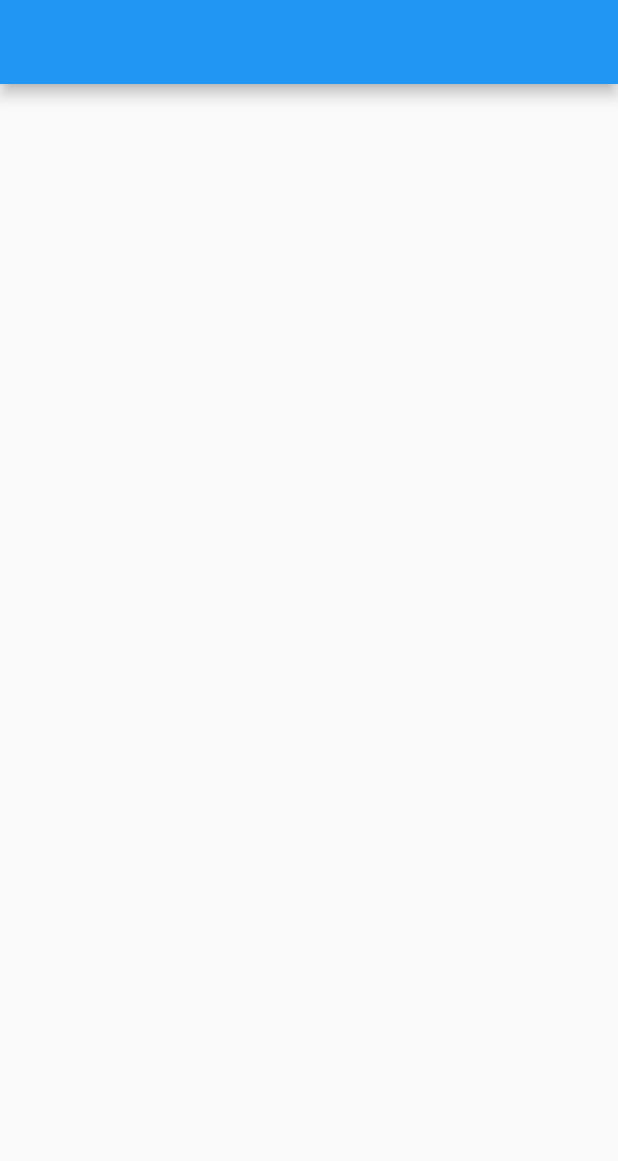
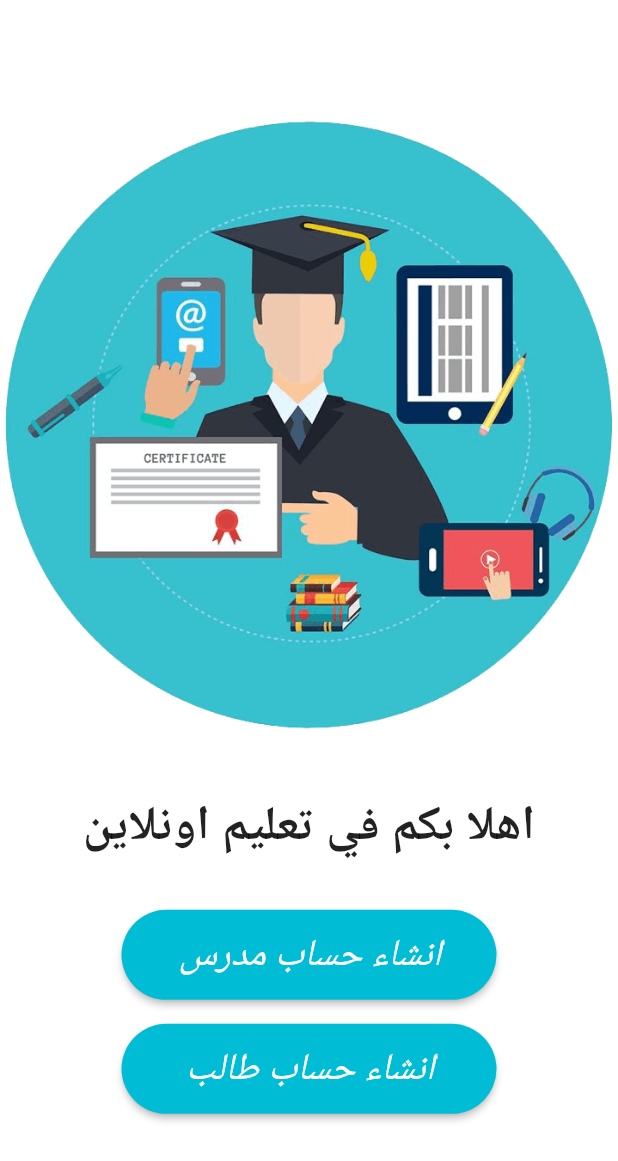
Before and after one commit to karimomar25/education_app, a Flutter app: the screen it shows after launch, on a phone screen of 412 x 824 dp. Shown: the top 1161 px of the screen. Run offline on Flutter 3.47's test engine with Material 2 defaults, Android fonts, the phone set to English and light mode, and no system bars; drawn by our look-alikes of animated_text_kit.

Commit message:
refactor code

```diff
--- a/lib/main.dart
+++ b/lib/main.dart
@@ -11,6 +11,7 @@ class MyApp extends StatelessWidget {
   @override
   Widget build(BuildContext context) {
     return MaterialApp(
+      debugShowCheckedModeBanner: false,
       home: HomeScreen(),
     );
   }
--- a/lib/screens/home_screen.dart
+++ b/lib/screens/home_screen.dart
@@ -1,12 +1,55 @@
+import 'package:education_app/widgets/button.dart';
 import 'package:flutter/material.dart';
+import 'package:animated_text_kit/animated_text_kit.dart';
 
 class HomeScreen extends StatelessWidget {
-  const HomeScreen({super.key});
+  const HomeScreen({Key? key}) : super(key: key);
 
   @override
   Widget build(BuildContext context) {
     return Scaffold(
-      appBar: AppBar(),
+      backgroundColor: Colors.white,
+      body: Column(
+        children: [
+          const SizedBox(
+            height: 77,
+          ),
+          Image.asset('assets/images/maxresdefault-719x720-1.png'),
+          const SizedBox(
+            height: 40,
+          ),
+          AnimatedTextKit(
+            animatedTexts: [
+              TypewriterAnimatedText(
+                'اهلا بكم في تعليم اونلاين',
+                textStyle: const TextStyle(
+                  fontSize: 32.0,
+                  fontWeight: FontWeight.bold,
+                ),
+                speed: const Duration(milliseconds: 100),
+              ),
+            ],
+            totalRepeatCount: 4,
+            // pause: const Duration(milliseconds: 1000),
+            displayFullTextOnTap: true,
+            stopPauseOnTap: true,
+          ),
+          const SizedBox(
+            height: 33,
+          ),
+          SizedBox(
+              width: 250.0,
+              height: 60.0,
+              child: Button(onPressed: () {}, text: "انشاء حساب مدرس")),
+          const SizedBox(
+            height: 16,
+          ),
+          SizedBox(
+              width: 250.0,
+              height: 60.0,
+              child: Button(onPressed: () {}, text: "انشاء حساب طالب")),
+        ],
+      ),
     );
   }
 }
--- /dev/null
+++ b/lib/widgets/button.dart
@@ -0,0 +1,25 @@
+import 'package:flutter/material.dart';
+
+class Button extends StatelessWidget {
+  const Button({super.key, required this.text, this.onPressed});
+  final String text;
+  final void Function()? onPressed;
+  @override
+  Widget build(BuildContext context) {
+    return ElevatedButton(
+      child: Text(text),
+      style: ElevatedButton.styleFrom(
+        backgroundColor: Colors.cyan,
+        textStyle: const TextStyle(
+          color: Colors.white,
+          fontSize: 25,
+          fontStyle: FontStyle.italic,
+        ),
+        shape: RoundedRectangleBorder(
+          borderRadius: BorderRadius.circular(400),
+        ),
+      ),
+      onPressed: onPressed,
+    );
+  }
+}
```
Also changed, not shown: pubspec.yaml (+4 -3 lines), assets/images/maxresdefault-719x720-1.png (added), pubspec.lock, 1 other file.
